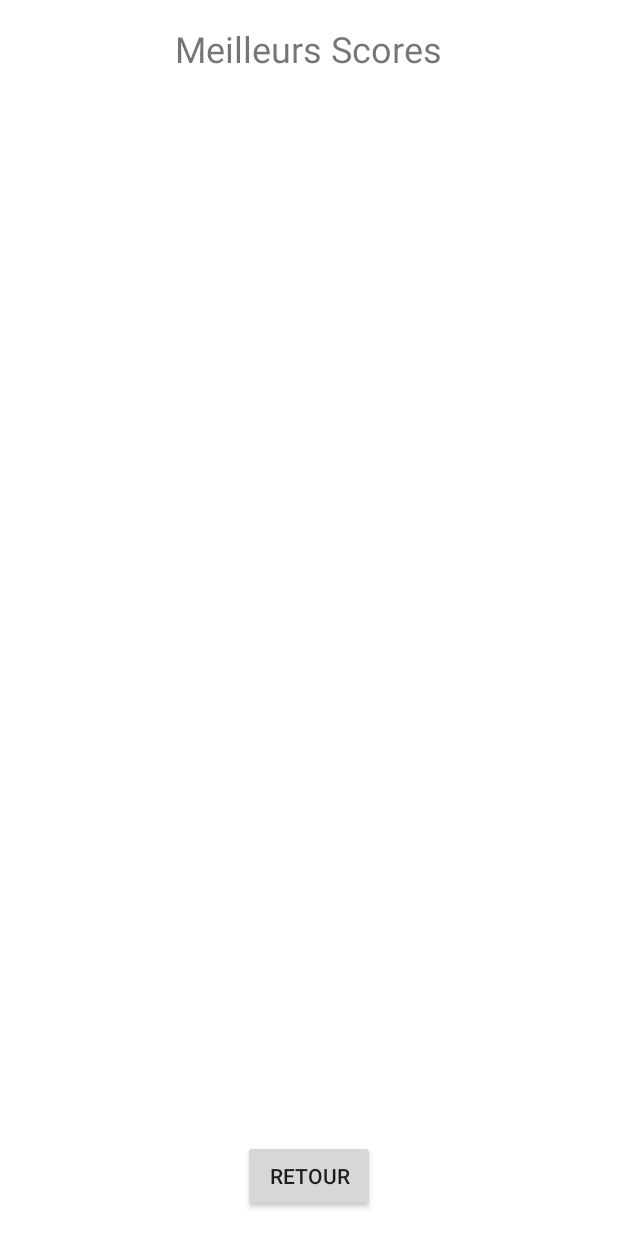
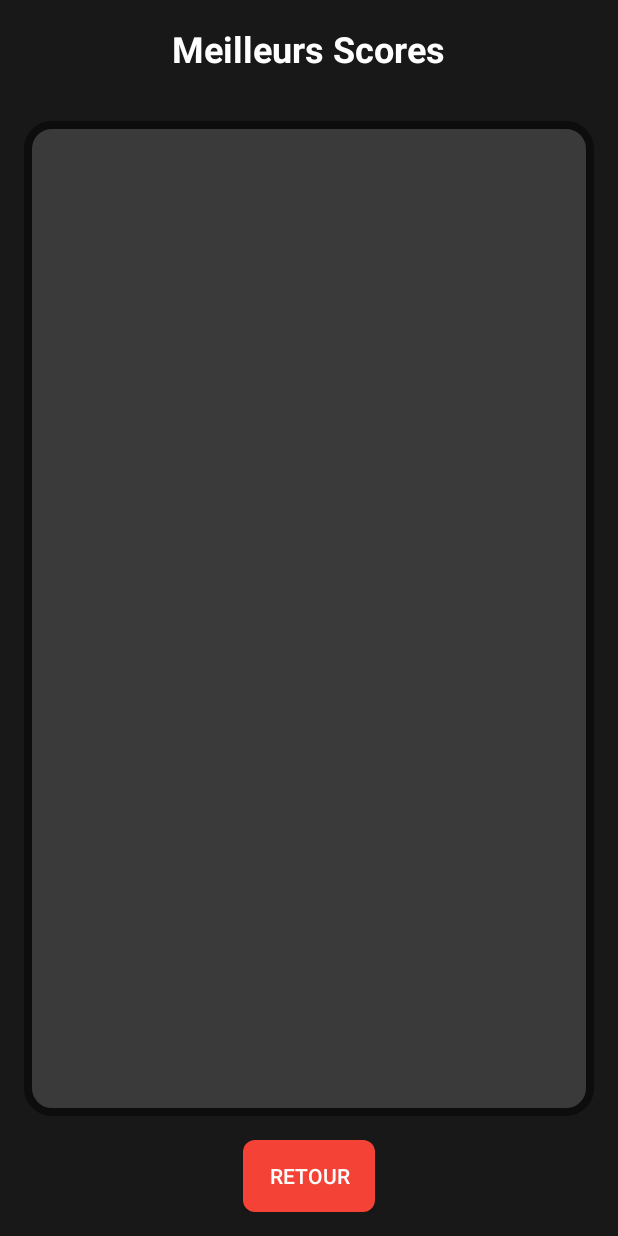
Before and after one commit to MNassimM/DoodleBat, an Android app: the ScoreboardActivity screen opened directly, with no data from a screen before it, on a phone screen of 412 x 824 dp. Run offline under Robolectric (Android 15) with nearby library versions, the phone set to English and light mode, and no system bars.

Commit message:
scorboard new style

```diff
--- a/app/src/main/res/layout/activity_scoreboard.xml
+++ b/app/src/main/res/layout/activity_scoreboard.xml
@@ -1,22 +1,29 @@
-<?xml version="1.0" encoding="utf-8"?>
 <LinearLayout xmlns:android="http://schemas.android.com/apk/res/android"
     android:layout_width="match_parent"
     android:layout_height="match_parent"
     android:orientation="vertical"
-    android:padding="16dp">
+    android:padding="16dp"
+    android:background="#181818">
 
     <TextView
         android:layout_width="wrap_content"
         android:layout_height="wrap_content"
         android:text="Meilleurs Scores"
         android:textSize="24sp"
-        android:layout_gravity="center"/>
+        android:textStyle="bold"
+        android:textColor="#FFFFFF"
+        android:layout_gravity="center"
+        android:layout_marginBottom="16dp"/>
 
     <ListView
         android:id="@+id/scoreListView"
         android:layout_width="match_parent"
         android:layout_height="0dp"
         android:layout_weight="1"
+        android:background="@drawable/rounded_dark_gray_background"
+        android:divider="@android:color/transparent"
+        android:dividerHeight="8dp"
+        android:padding="8dp"
         android:layout_marginTop="16dp"/>
 
     <Button
@@ -24,6 +31,9 @@
         android:layout_width="wrap_content"
         android:layout_height="wrap_content"
         android:text="@string/retour"
+        android:textColor="#FFFFFF"
+        android:background="@drawable/button_red_background"
+        android:padding="10dp"
         android:layout_gravity="center"
         android:layout_marginTop="16dp"/>
 </LinearLayout>
```
Also changed, not shown: app/src/main/res/layout/score_item.xml (+5 -4 lines).
